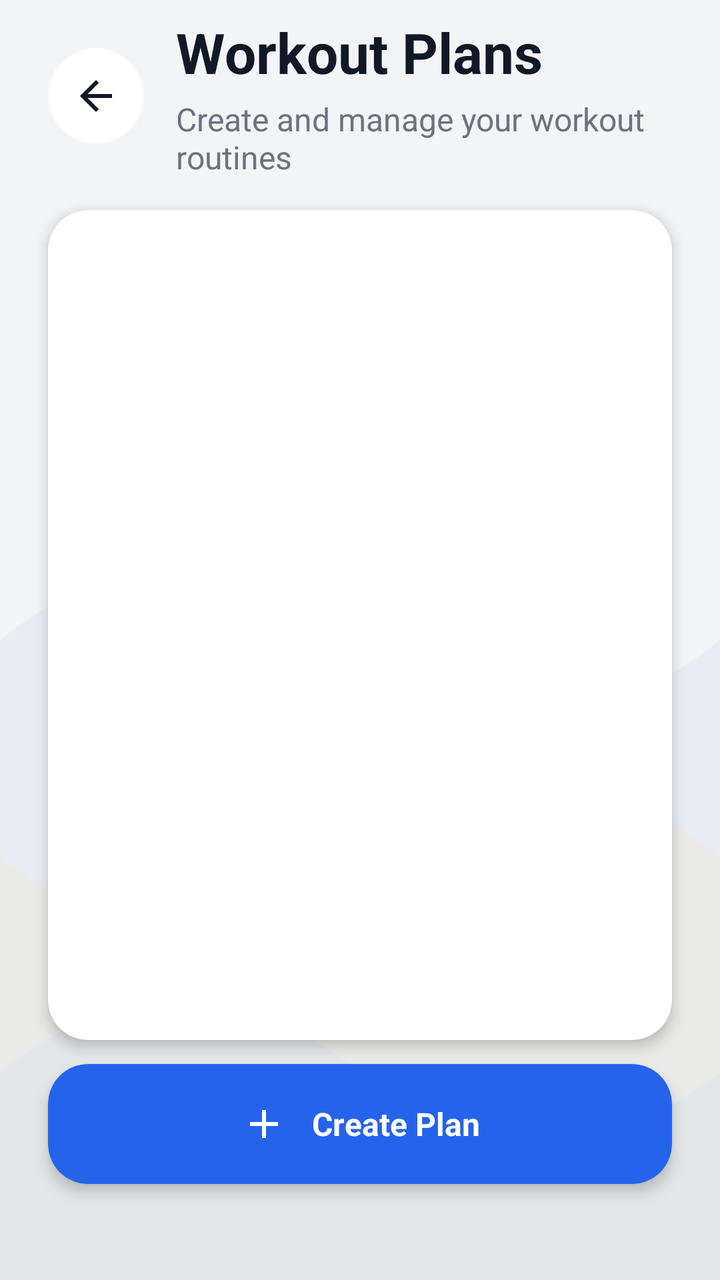
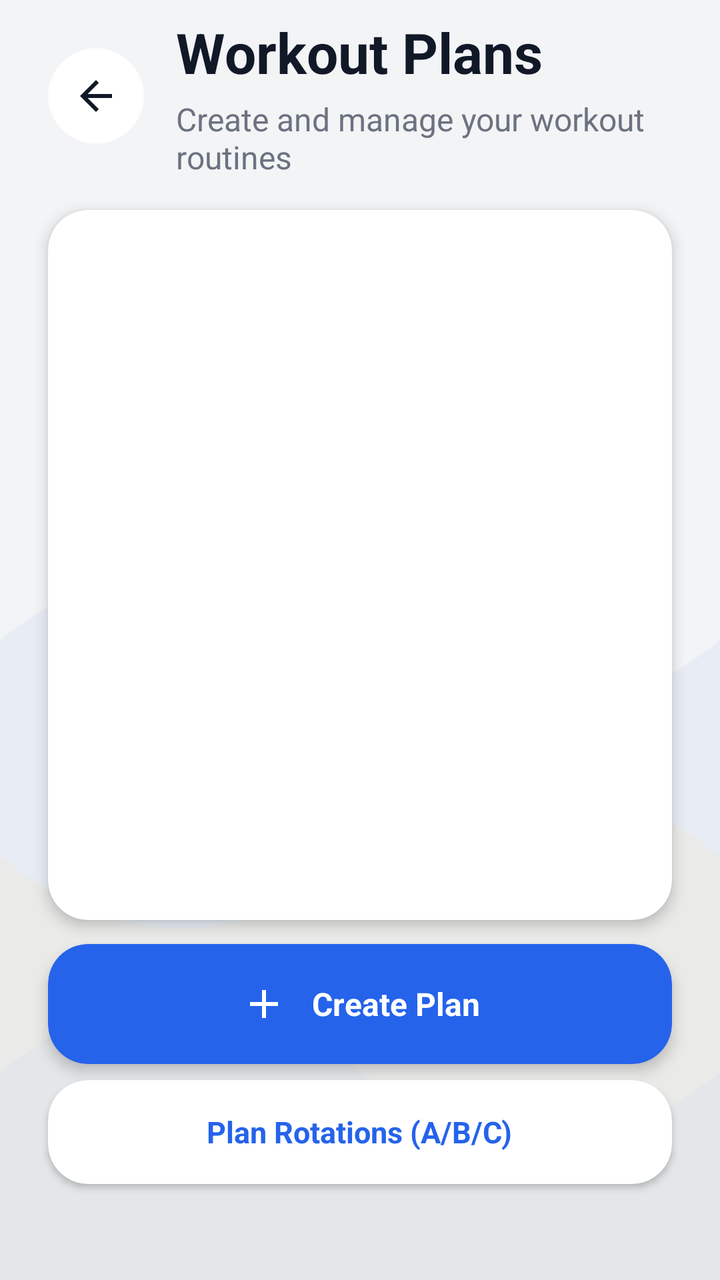

The first picture is an Android layout as it rendered before a commit; the second is the same layout after the commit. The layout source and the unified diff follow.
<!-- AndroidManifest.xml: application theme Theme.Fitness -->
<!-- res/layout/activity_workout_plans.xml -->
<?xml version="1.0" encoding="utf-8"?>
<androidx.constraintlayout.widget.ConstraintLayout xmlns:android="http://schemas.android.com/apk/res/android"
    xmlns:app="http://schemas.android.com/apk/res-auto"
    xmlns:tools="http://schemas.android.com/tools"
    android:layout_width="match_parent"
    android:layout_height="match_parent"
    android:background="@color/fitness_background"
    android:fitsSystemWindows="true"
    tools:context=".activities.WorkoutPlansActivity">

    
    <ImageView
        android:id="@+id/image_bg_animation"
        android:layout_width="match_parent"
        android:layout_height="match_parent"
        android:scaleType="centerCrop"
        android:alpha="1.0"
        app:layout_constraintBottom_toBottomOf="parent"
        app:layout_constraintEnd_toEndOf="parent"
        app:layout_constraintStart_toStartOf="parent"
        app:layout_constraintTop_toTopOf="parent"
        app:srcCompat="@drawable/avd_background_flow" />

    <androidx.core.widget.NestedScrollView
        android:layout_width="match_parent"
        android:layout_height="match_parent"
        android:background="@android:color/transparent"
        android:clipToPadding="false"
        android:fillViewport="true">

        <androidx.constraintlayout.widget.ConstraintLayout
            android:layout_width="match_parent"
            android:layout_height="wrap_content"
            android:clipChildren="false"
            android:clipToPadding="false"
            android:padding="24dp">

            
            <androidx.cardview.widget.CardView
                android:id="@+id/button_back"
                android:layout_width="48dp"
                android:layout_height="48dp"
                android:clickable="true"
                android:focusable="true"
                android:foreground="?attr/selectableItemBackground"
                app:cardBackgroundColor="@color/fitness_card_background"
                app:cardCornerRadius="24dp"
                app:cardElevation="0dp"
                app:layout_constraintStart_toStartOf="parent"
                app:layout_constraintTop_toTopOf="parent">

                <ImageButton
                    android:layout_width="match_parent"
                    android:layout_height="match_parent"
                    android:background="@android:color/transparent"
                    android:clickable="false"
                    android:focusable="false"
                    android:contentDescription="@string/progress_back_content_description"
                    android:padding="12dp"
                    android:src="@drawable/ic_arrow_back_24"
                    app:tint="@color/fitness_text_primary" />
            </androidx.cardview.widget.CardView>

            <LinearLayout
                android:id="@+id/header_container"
                android:layout_width="0dp"
                android:layout_height="wrap_content"
                android:layout_marginStart="16dp"
                android:gravity="center_vertical"
                android:orientation="vertical"
                app:layout_constraintBottom_toBottomOf="@id/button_back"
                app:layout_constraintEnd_toEndOf="parent"
                app:layout_constraintStart_toEndOf="@id/button_back"
                app:layout_constraintTop_toTopOf="@id/button_back">

                <TextView
                    android:id="@+id/text_plans_title"
                    android:layout_width="wrap_content"
                    android:layout_height="wrap_content"
                    android:text="Workout Plans"
                    android:textColor="@color/fitness_text_primary"
                    android:textSize="28sp"
                    android:textStyle="bold" />

                <TextView
                    android:id="@+id/text_plans_subtitle"
                    android:layout_width="wrap_content"
                    android:layout_height="wrap_content"
                    android:layout_marginTop="4dp"
                    android:text="Create and manage your workout routines"
                    android:textColor="@color/fitness_text_secondary"
                    android:textSize="16sp" />
            </LinearLayout>

            
            <androidx.cardview.widget.CardView
                android:id="@+id/card_plans_list"
                android:layout_width="match_parent"
                android:layout_height="0dp"
                android:layout_marginTop="16dp"
                android:layout_marginBottom="12dp"
                app:cardBackgroundColor="@color/fitness_card_background"
                app:cardCornerRadius="20dp"
                app:cardElevation="4dp"
                app:layout_constraintBottom_toTopOf="@id/fab_create_plan"
                app:layout_constraintEnd_toEndOf="parent"
                app:layout_constraintStart_toStartOf="parent"
                app:layout_constraintTop_toBottomOf="@id/header_container">

                <androidx.recyclerview.widget.RecyclerView
                    android:id="@+id/recycler_view_plans"
                    android:layout_width="match_parent"
                    android:layout_height="wrap_content"
                    android:nestedScrollingEnabled="false"
                    android:padding="12dp"
                    android:clipToPadding="false"
                    android:clipChildren="false" />
            </androidx.cardview.widget.CardView>

            
            <TextView
                android:id="@+id/text_empty_state"
                android:layout_width="match_parent"
                android:layout_height="wrap_content"
                android:layout_marginTop="48dp"
                android:gravity="center"
                android:padding="24dp"
                android:text="No plans yet.\nTap + to create!"
                android:textColor="@color/fitness_text_secondary"
                android:textSize="15sp"
                android:visibility="gone"
                app:layout_constraintEnd_toEndOf="parent"
                app:layout_constraintStart_toStartOf="parent"
                app:layout_constraintTop_toBottomOf="@id/header_container" />

            
            <androidx.cardview.widget.CardView
                android:id="@+id/fab_create_plan"
                android:layout_width="match_parent"
                android:layout_height="60dp"
                android:layout_marginBottom="24dp"
                android:clickable="true"
                android:focusable="true"
                android:foreground="?attr/selectableItemBackground"
                app:cardBackgroundColor="@color/fitness_primary"
                app:cardCornerRadius="20dp"
                app:cardElevation="4dp"
                app:layout_constraintBottom_toBottomOf="parent"
                app:layout_constraintEnd_toEndOf="parent"
                app:layout_constraintStart_toStartOf="parent">

                <LinearLayout
                    android:layout_width="match_parent"
                    android:layout_height="match_parent"
                    android:gravity="center"
                    android:orientation="horizontal"
                    android:padding="16dp">

                    <ImageView
                        android:layout_width="24dp"
                        android:layout_height="24dp"
                        android:src="@drawable/ic_plus"
                        app:tint="@color/white" />

                    <TextView
                        android:layout_width="wrap_content"
                        android:layout_height="wrap_content"
                        android:layout_marginStart="12dp"
                        android:text="Create Plan"
                        android:textColor="@color/white"
                        android:textSize="16sp"
                        android:textStyle="bold" />
                </LinearLayout>
            </androidx.cardview.widget.CardView>

        </androidx.constraintlayout.widget.ConstraintLayout>
    </androidx.core.widget.NestedScrollView>
</androidx.constraintlayout.widget.ConstraintLayout>
<!-- resources referenced by this layout -->
<resources>
  <color name="fitness_background">#F3F4F6</color>
  <color name="fitness_card_background">#FFFFFF</color>
  <color name="fitness_primary">#2563EB</color>
  <color name="fitness_text_primary">#111827</color>
  <color name="fitness_text_secondary">#6B7280</color>
  <color name="white">#FFFFFFFF</color>
  <!-- drawable ic_arrow_back_24 (drawable) -->
  <vector xmlns:android="http://schemas.android.com/apk/res/android"
      android:width="24dp"
      android:height="24dp"
      android:viewportWidth="24.0"
      android:viewportHeight="24.0"
      android:tint="?attr/colorControlNormal">
    <path
        android:fillColor="@android:color/white"
        android:pathData="M20,11H7.83l5.59,-5.59L12,4l-8,8 8,8 1.41,-1.41L7.83,13H20v-2z"/>
  </vector>
  <!-- drawable ic_plus (drawable) -->
  <vector xmlns:android="http://schemas.android.com/apk/res/android"
      android:width="24dp"
      android:height="24dp"
      android:viewportWidth="24.0"
      android:viewportHeight="24.0">
      <path
          android:fillColor="@android:color/white"
          android:pathData="M19,13h-6v6h-2v-6H5v-2h6V5h2v6h6v2z" />
  </vector>
  <string name="progress_back_content_description">Navigate back</string>
  <color name="fitness_primary_dark">#1E40AF</color>
  <color name="fitness_accent">#F59E0B</color>
  <style name="ThemeOverlay.Fitness.MaterialAlertDialog" parent="ThemeOverlay.MaterialComponents.MaterialAlertDialog">
          
          <item name="android:windowBackground">@android:color/transparent</item>
          
          
          <item name="android:background">@drawable/bg_dialog_rounded</item>
          
          
          <item name="colorSurface">@color/fitness_card_background</item>
          
          
          <item name="colorPrimary">@color/fitness_primary</item>
          <item name="colorOnPrimary">@color/white</item>
          
          
          <item name="colorOnSurface">@color/fitness_text_primary</item>
          <item name="android:textColorPrimary">@color/fitness_text_primary</item>
          <item name="android:textColorSecondary">@color/fitness_text_secondary</item>
          
          
          <item name="materialAlertDialogTitleTextStyle">@style/MaterialAlertDialog.Fitness.Title</item>
          <item name="materialAlertDialogBodyTextStyle">@style/MaterialAlertDialog.Fitness.Body</item>
          <item name="buttonBarButtonStyle">@style/MaterialAlertDialog.Fitness.Button</item>
      </style>
  <!-- drawable bg_dialog_rounded (drawable) -->
  <?xml version="1.0" encoding="utf-8"?>
  <shape xmlns:android="http://schemas.android.com/apk/res/android"
      android:shape="rectangle">
      <solid android:color="@color/fitness_card_background" />
      <corners android:radius="24dp" />
  </shape>
  <style name="MaterialAlertDialog.Fitness.Title" parent="MaterialAlertDialog.MaterialComponents.Title.Text">
          <item name="android:textColor">@color/fitness_text_primary</item>
          <item name="android:textSize">20sp</item>
          <item name="android:textStyle">bold</item>
      </style>
  <style name="MaterialAlertDialog.Fitness.Body" parent="MaterialAlertDialog.MaterialComponents.Body.Text">
          <item name="android:textColor">@color/fitness_text_primary</item>
          <item name="android:textSize">15sp</item>
      </style>
  <style name="MaterialAlertDialog.Fitness.Button" parent="Widget.MaterialComponents.Button.TextButton.Dialog">
          <item name="android:textColor">@color/fitness_primary</item>
          <item name="android:textSize">15sp</item>
          <item name="android:textStyle">bold</item>
      </style>
  <!-- unchanged entries left out for length: 2 -->
</resources>

<!-- the commit's change to res/layout/activity_workout_plans.xml (unified diff, before → after) -->
@@ -102,8 +102,7 @@
                 app:cardBackgroundColor="@color/fitness_card_background"
                 app:cardCornerRadius="20dp"
                 app:cardElevation="4dp"
-                app:layout_constraintBottom_toTopOf="@id/fab_create_plan"
-                app:layout_constraintEnd_toEndOf="parent"
+                app:layout_constraintBottom_toTopOf="@id/fab_create_plan"                app:layout_constraintEnd_toEndOf="parent"
                 app:layout_constraintStart_toStartOf="parent"
                 app:layout_constraintTop_toBottomOf="@id/header_container">
 
@@ -138,14 +137,14 @@
                 android:id="@+id/fab_create_plan"
                 android:layout_width="match_parent"
                 android:layout_height="60dp"
-                android:layout_marginBottom="24dp"
+                android:layout_marginBottom="8dp"
                 android:clickable="true"
                 android:focusable="true"
                 android:foreground="?attr/selectableItemBackground"
                 app:cardBackgroundColor="@color/fitness_primary"
                 app:cardCornerRadius="20dp"
                 app:cardElevation="4dp"
-                app:layout_constraintBottom_toBottomOf="parent"
+                app:layout_constraintBottom_toTopOf="@id/button_plan_rotations"
                 app:layout_constraintEnd_toEndOf="parent"
                 app:layout_constraintStart_toStartOf="parent">
 
@@ -173,6 +172,39 @@
                 </LinearLayout>
             </androidx.cardview.widget.CardView>
 
+            
+            <androidx.cardview.widget.CardView
+                android:id="@+id/button_plan_rotations"
+                android:layout_width="match_parent"
+                android:layout_height="52dp"
+                android:layout_marginBottom="24dp"
+                android:clickable="true"
+                android:focusable="true"
+                android:foreground="?attr/selectableItemBackground"
+                app:cardBackgroundColor="@color/fitness_card_background"
+                app:cardCornerRadius="20dp"
+                app:cardElevation="2dp"
+                app:layout_constraintBottom_toBottomOf="parent"
+                app:layout_constraintEnd_toEndOf="parent"
+                app:layout_constraintStart_toStartOf="parent">
+
+                <LinearLayout
+                    android:layout_width="match_parent"
+                    android:layout_height="match_parent"
+                    android:gravity="center"
+                    android:orientation="horizontal"
+                    android:padding="12dp">
+
+                    <TextView
+                        android:layout_width="wrap_content"
+                        android:layout_height="wrap_content"
+                        android:text="Plan Rotations (A/B/C)"
+                        android:textColor="@color/fitness_primary"
+                        android:textSize="15sp"
+                        android:textStyle="bold" />
+                </LinearLayout>
+            </androidx.cardview.widget.CardView>
+
         </androidx.constraintlayout.widget.ConstraintLayout>
     </androidx.core.widget.NestedScrollView>
 </androidx.constraintlayout.widget.ConstraintLayout>
